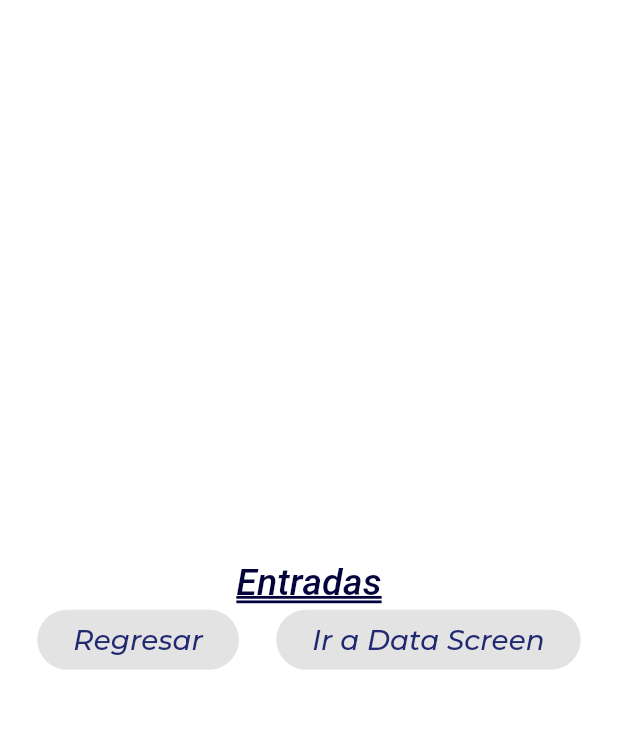
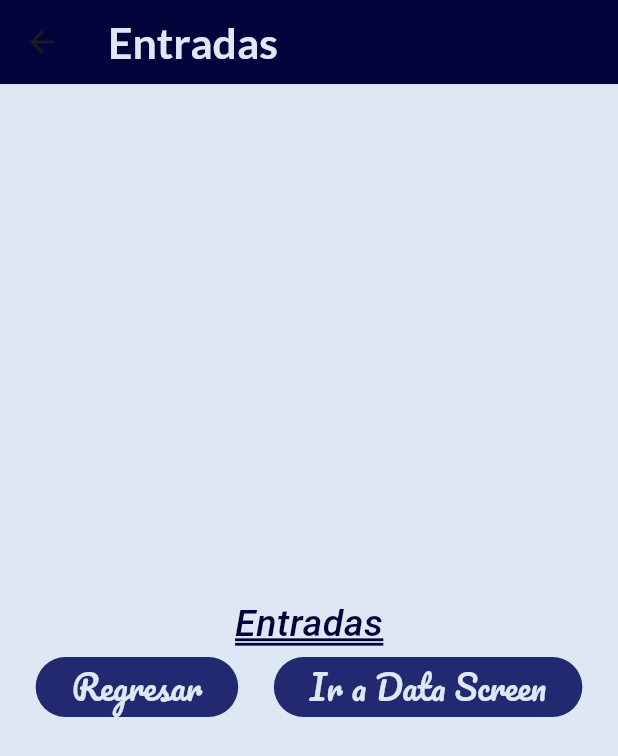
Before and after one commit to gnievap/componentes_flutter5c, a Flutter app: the screen it shows after launch, after a tap on "Entradas", on a phone screen of 412 x 824 dp. Shown: the top 756 px of the screen. Run offline on Flutter 3.47's test engine with Material 3 defaults, Android fonts, the phone set to English and light mode, and no system bars; our stand-ins replace google_fonts; Roboto replaces fonts that are missing (Acme).

Commit message:
Changing the AppTheme and adding Scaffold to Inputs

```diff
--- a/lib/screens/home_screen.dart
+++ b/lib/screens/home_screen.dart
@@ -16,9 +16,9 @@ class HomeScreen extends StatelessWidget {
       body: ListView(
         children: [
           ListTile(
-            leading: const Icon(
-              Icons.input_rounded,
-              color: AppTheme.mainColor,
+            leading: IconTheme(
+              data: AppTheme.lightTheme.iconTheme,
+              child: const Icon(Icons.input_rounded),
             ),
             title: Text(
               'Entradas',
@@ -28,9 +28,9 @@ class HomeScreen extends StatelessWidget {
               'Diferentes widgets para entradas de flutter',
               style: AppTheme.lightTheme.textTheme.bodySmall,
             ),
-            trailing: const Icon(
-              Icons.arrow_circle_right,
-              color: AppTheme.mainColor,
+            trailing: IconTheme(
+              data: AppTheme.lightTheme.iconTheme,
+              child: const Icon(Icons.arrow_circle_right),
             ),
             onTap: () {
               final ruta1 = MaterialPageRoute(builder: (context) {
@@ -41,9 +41,9 @@ class HomeScreen extends StatelessWidget {
           ),
           const Divider(),
           ListTile(
-            leading: const Icon(
-              Icons.list_alt_rounded,
-              color: AppTheme.mainColor,
+            leading: IconTheme(
+              data: AppTheme.lightTheme.iconTheme,
+              child: const Icon(Icons.list_alt_rounded),
             ),
             title: Text('ListView.builder',
                 style: AppTheme.lightTheme.textTheme.headlineLarge),
@@ -51,9 +51,9 @@ class HomeScreen extends StatelessWidget {
               'Scroll infinito',
               style: AppTheme.lightTheme.textTheme.bodySmall,
             ),
-            trailing: const Icon(
-              Icons.arrow_circle_right,
-              color: AppTheme.mainColor,
+            trailing: IconTheme(
+              data: AppTheme.lightTheme.iconTheme,
+              child: const Icon(Icons.arrow_circle_right),
             ),
             onTap: () {
               final ruta2 = MaterialPageRoute(builder: (context) {
@@ -64,9 +64,9 @@ class HomeScreen extends StatelessWidget {
           ),
           const Divider(),
           ListTile(
-            leading: const Icon(
-              Icons.notification_add,
-              color: AppTheme.mainColor,
+            leading: IconTheme(
+              data: AppTheme.lightTheme.iconTheme,
+              child: const Icon(Icons.notification_add),
             ),
             title: Text('Notificaciones',
                 style: AppTheme.lightTheme.textTheme.headlineLarge),
@@ -74,9 +74,9 @@ class HomeScreen extends StatelessWidget {
               'Creación de notificaciones',
               style: AppTheme.lightTheme.textTheme.bodySmall,
             ),
-            trailing: const Icon(
-              Icons.arrow_circle_right,
-              color: AppTheme.mainColor,
+            trailing: IconTheme(
+              data: AppTheme.lightTheme.iconTheme,
+              child: const Icon(Icons.arrow_circle_right),
             ),
             onTap: () {
               final ruta3 = MaterialPageRoute(builder: (context) {
--- a/lib/screens/inputs_screen.dart
+++ b/lib/screens/inputs_screen.dart
@@ -11,33 +11,34 @@ class InputsScreen extends StatefulWidget {
 class _InputsScreenState extends State<InputsScreen> {
   @override
   Widget build(BuildContext context) {
-    return Column(
+    return Scaffold(
+      appBar: AppBar(title: const Text('Entradas')),
+      body: Column(
         mainAxisAlignment: MainAxisAlignment.center,
         children: [
           Text(
             'Entradas',
             style: AppTheme.lightTheme.textTheme.headlineLarge,
           ),
-        Row(
+          const Row(
             mainAxisAlignment: MainAxisAlignment.spaceEvenly,
             children: [
               ElevatedButton(
                 onPressed: null,
                 child: Text(
                   'Regresar',
-                style: AppTheme.lightTheme.textTheme.bodySmall,
                 ),
               ),
               ElevatedButton(
                 onPressed: null,
                 child: Text(
                   'Ir a Data Screen',
-                style: AppTheme.lightTheme.textTheme.bodySmall,
                 ),
               ),
             ],
           ),
         ],
+      ),
     );
   }
 }
--- a/lib/theme/app_theme.dart
+++ b/lib/theme/app_theme.dart
@@ -10,7 +10,31 @@ class AppTheme {
   // Declaraciones del tema claro
   static final ThemeData lightTheme = ThemeData.light().copyWith(
     scaffoldBackgroundColor: backColor,
-    appBarTheme: const AppBarTheme(color: mainColor),
+    appBarTheme: AppBarTheme(
+      color: mainColor,
+      titleTextStyle: GoogleFonts.lato(
+        color: backColor,
+        fontSize: 28.5,
+        fontWeight: FontWeight.bold,
+      ),
+    ),
+    iconTheme: const IconThemeData(
+      color: accentColor,
+      size: 35.0,
+    ),
+    elevatedButtonTheme: ElevatedButtonThemeData(
+      style: ButtonStyle(
+        backgroundColor: MaterialStateProperty.all(
+          accentColor,
+        ),
+        foregroundColor: MaterialStateProperty.all(
+          backColor,
+        ),
+        textStyle: MaterialStateProperty.all(
+          GoogleFonts.pacifico(fontSize: 22.0),
+        ),
+      ),
+    ),
     textTheme: TextTheme(
       headlineLarge: GoogleFonts.acme(
         color: mainColor,
```
Lines whose indentation alone changed are shown as unchanged.
